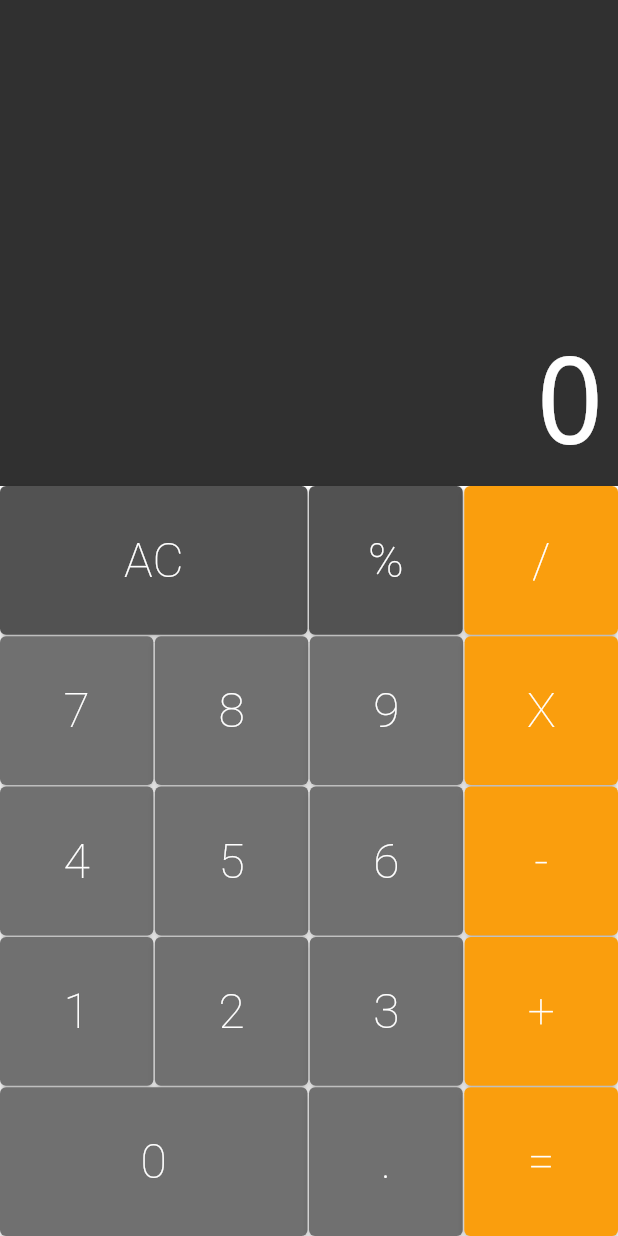
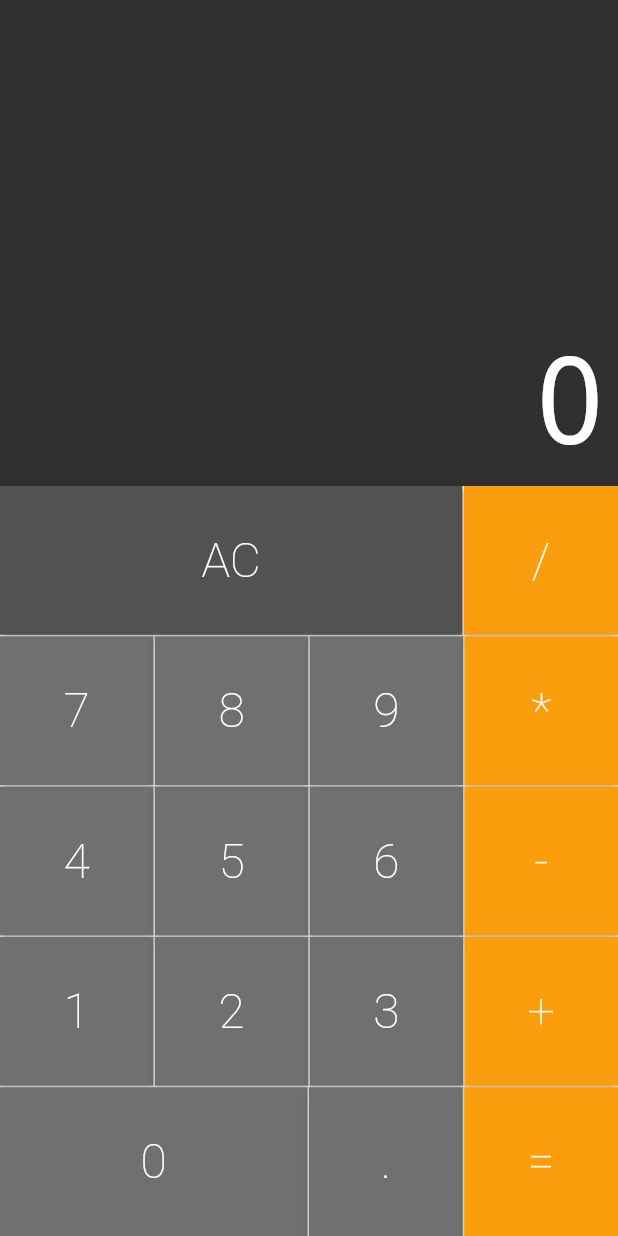
Before and after one commit to Lucas-OF28/flutterTCC, a Flutter app: the screen it shows after launch, on a phone screen of 412 x 824 dp. Run offline on Flutter 3.47's test engine with Material 2 defaults, Android fonts, the phone set to English and light mode, and no system bars; drawn by our look-alikes of auto_size_text.

Commit message:
atualização do design dos botões

```diff
--- a/lib/components/button.dart
+++ b/lib/components/button.dart
@@ -9,40 +9,61 @@ class Button extends StatelessWidget {
   final bool big;
   final Color color;
   final void Function(String) cb;
+  final bool tres;
 
-  Button({
-    required this.text,
+  Button(
+      {required this.text,
       this.big = false,
       this.color = DEFAULT,
       required this.cb,
-  });
+      this.tres = false});
 
-  Button.big({
-    required this.text,
+  Button.big(
+      {required this.text,
       this.big = true,
       this.color = DEFAULT,
       required this.cb,
-  });
+      this.tres = false});
 
-  Button.operation({
-    required this.text,
+  Button.operation(
+      {required this.text,
       this.big = false,
       this.color = OPERATION,
       required this.cb,
-  });
+      this.tres = false});
+
+  Button.triple(
+      {required this.text,
+      this.big = false,
+      this.color = DEFAULT,
+      required this.cb,
+      this.tres = true});
 
   @override
   Widget build(BuildContext context) {
+    int flexValue = big
+        ? 2
+        : tres
+            ? 3
+            : 1;
+
     return Expanded(
-      flex: big ? 2 : 1,
+      flex: flexValue,
       child: ElevatedButton(
         style: ElevatedButton.styleFrom(
           primary: this.color,
+          shape: RoundedRectangleBorder(
+            borderRadius: BorderRadius.circular(
+                0), // Define o raio como 0 para bordas retas
+          ),
         ),
         child: Text(
           text,
           style: TextStyle(
-              color: Colors.white, fontSize: 32, fontWeight: FontWeight.w200),
+            color: Colors.white,
+            fontSize: 32,
+            fontWeight: FontWeight.w200,
+          ),
         ),
         onPressed: () => cb(text),
       ),
--- a/lib/components/keyboard.dart
+++ b/lib/components/keyboard.dart
@@ -13,12 +13,12 @@ class Keyboard extends StatelessWidget {
       height: 500,
       child: Column(children: <Widget>[
         ButtonRow([
-          Button.big(
+          Button.triple(
             text: 'AC',
             color: Button.DARK,
             cb: cb,
           ),
-          Button(text: '%', color: Button.DARK, cb: cb),
+          // Button(text: '%', color: Button.DARK, cb: cb),
           Button.operation(text: '/', cb: cb),
         ]),
         SizedBox(
@@ -28,7 +28,7 @@ class Keyboard extends StatelessWidget {
           Button(text: '7', cb: cb),
           Button(text: '8', cb: cb),
           Button(text: '9', cb: cb),
-          Button.operation(text: 'X', cb: cb)
+          Button.operation(text: '*', cb: cb)
         ]),
         SizedBox(
           height: 1,
--- a/lib/models/memory.dart
+++ b/lib/models/memory.dart
@@ -1,7 +1,7 @@
 import 'package:flutter/material.dart';
 
 class Memory {
-  static const operations = const ['%', '/', 'X', '-', '+', '='];
+  static const operations = const ['%', '/', '*', '-', '+', '='];
 
   final _buffer = [0.0, 0.0];
   int _bufferIndex = 0;
@@ -78,11 +78,11 @@ class Memory {
 
   _calculate() {
     switch (_operation) {
-      case '%':
-        return _buffer[0] % _buffer[1];
+      // case '%':
+      //   return _buffer[0] % _buffer[1];
       case '/':
         return _buffer[0] / _buffer[1];
-      case 'X':
+      case '*':
         return _buffer[0] * _buffer[1];
       case '+':
         return _buffer[0] + _buffer[1];
```
Lines whose indentation alone changed are shown as unchanged.
